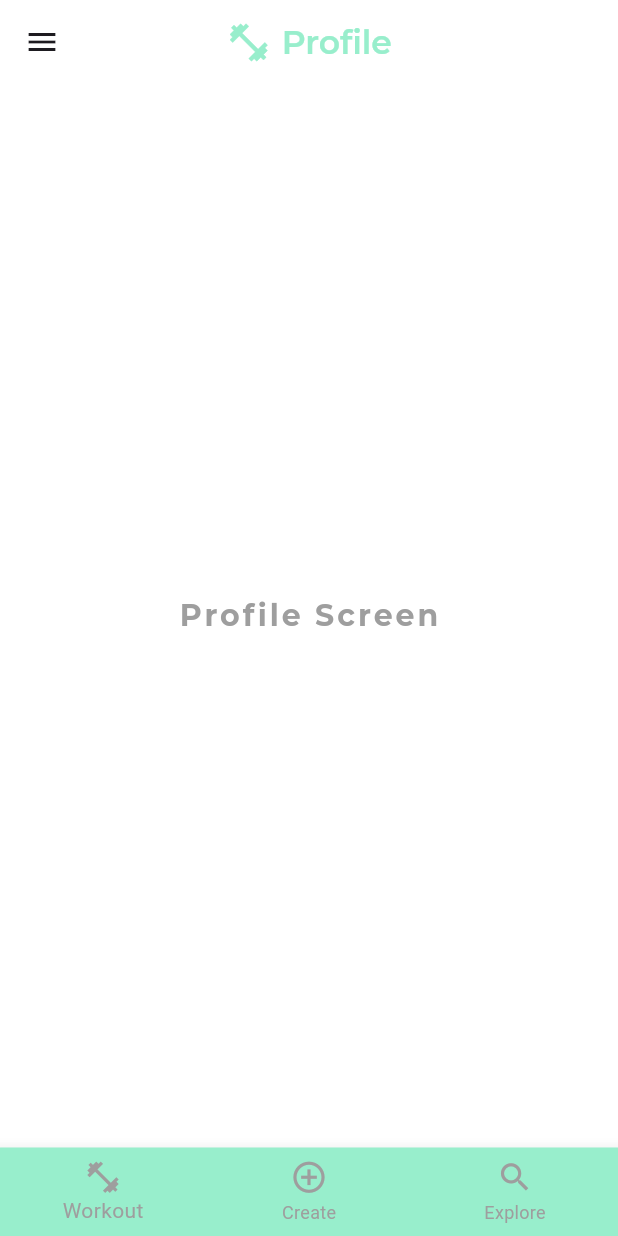
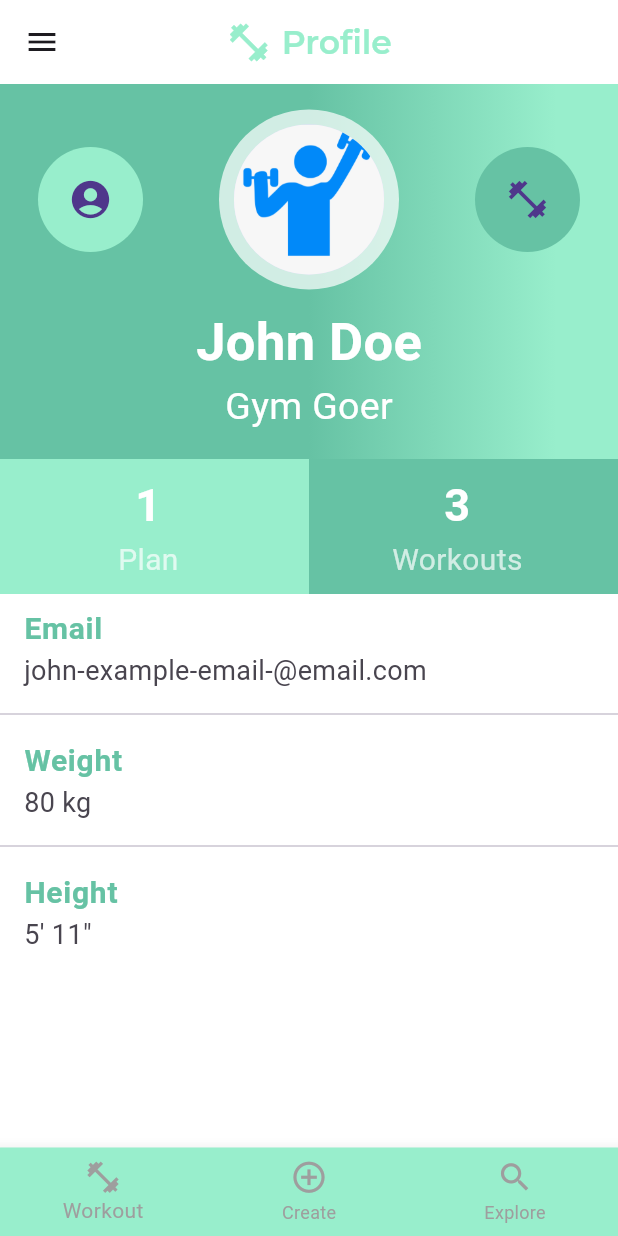
Before and after one commit to mcdgwk/gyrnal, a Flutter app: the ProfileScreen screen opened by its route, on a phone screen of 412 x 824 dp. Run offline on Flutter 3.47's test engine with Material 3 defaults, Android fonts, the phone set to English and light mode, and no system bars; our stand-ins replace carousel_slider, settings_ui, sqflite; accounts and stored records are empty.

Commit message:
implemented profile screen

```diff
--- a/lib/screens/profile.dart
+++ b/lib/screens/profile.dart
@@ -1,4 +1,4 @@
-// ignore_for_file: prefer_const_constructors
+// ignore_for_file: prefer_const_constructors, prefer_const_literals_to_create_immutables
 
 import 'package:flutter/material.dart';
 import 'package:gyrnal_workout_app/screens/create.dart';
@@ -39,7 +39,8 @@ class _ProfileScreenState extends State<ProfileScreen> {
 
   @override
   Widget build(BuildContext context) {
-    // TODO: Define _selectedPageIndex and _selectPage if navigation logic is needed
+   // get theme data
+   final ThemeData theme = Theme.of(context);
 
     return Scaffold(
       // side menu drawer
@@ -48,30 +49,190 @@ class _ProfileScreenState extends State<ProfileScreen> {
       appBar:GyrnalAppBar(
         title: 'Profile',
       ),
-      body: Center(
-        child: Text(
-          'Profile Screen',
-          style: TextStyle(
-            fontSize: 20.0,
-            fontWeight: FontWeight.bold,
-            letterSpacing: 2.0,
-            color: Colors.grey,
-            fontFamily: 'Montserrat',
+      body: ListView(
+        children: <Widget>[
+          Container(
+            height: 250,
+            decoration: BoxDecoration(
+              gradient: LinearGradient(
+                // todo chsnge
+                colors: [theme.secondaryHeaderColor, theme.primaryColor],
+                begin: Alignment.centerLeft,
+                end: Alignment.centerRight,
+                stops: [0.5, 0.9],
+              ),
+            ),
+            child: Column(
+              crossAxisAlignment: CrossAxisAlignment.center,
+              mainAxisAlignment: MainAxisAlignment.center,
+              children: <Widget>[
+                Row(
+                  mainAxisAlignment: MainAxisAlignment.spaceAround,
+                  children: <Widget>[
+                    CircleAvatar(
+                      backgroundColor: theme.primaryColor,
+                      minRadius: 35.0,
+                      child: Icon(
+                          Icons.account_circle,
+                          size: 30.0
+                      ),
+                    ),
+                    CircleAvatar(
+                      backgroundColor: Colors.white70,
+                      minRadius: 60.0,
+                      child: CircleAvatar(
+                        radius: 50.0,
+                        backgroundImage:
+                        // image reference - https://clipground.com/people-working-out-clipart.html
+                        AssetImage('assets/john-doe-profile-pic.png'),
+                      ),
+                    ),
+                    CircleAvatar(
+                      backgroundColor: theme.secondaryHeaderColor,
+                      minRadius: 35.0,
+                      child: Icon(
+                          Icons.fitness_center,
+                          size: 30.0
+                      ),
+                    ),
+                  ],
+                ),
+                SizedBox(
+                  height: 10,
+                ),
+                Text(
+                  'John Doe',
+                  style: TextStyle(
+                    fontSize: 35,
+                    fontWeight: FontWeight.bold,
+                    color: Colors.white,
+                  ),
+                ),
+                Text(
+                  'Gym Goer',
+                  style: TextStyle(
+                    color: Colors.white,
+                    fontSize: 25,
+                  ),
+                )
+              ],
+            ),
           ),
-        ),
+          Container(
+            child: Row(
+              children: <Widget> [
+                Expanded(child: Container(
+                  color: theme.primaryColor,
+                  child: ListTile(
+                    title: Text(
+                      '1',
+                      textAlign: TextAlign.center,
+                      style: TextStyle(
+                        fontWeight: FontWeight.bold,
+                        fontSize: 30,
+                        color: Colors.white,
+                      ),
+                    ),
+                    subtitle: Text(
+                      'Plan',
+                      textAlign: TextAlign.center,
+                      style: TextStyle(
+                        fontSize: 20,
+                        color: Colors.white70
+                      ),
+                    ),
+                  ),
+                ),
+              ),
+                Expanded(
+                    child: Container(
+                      color: theme.secondaryHeaderColor,
+                      child: ListTile(
+                        title: Text(
+                          '3',
+                          textAlign: TextAlign.center,
+                          style: TextStyle(
+                            fontWeight: FontWeight.bold,
+                            fontSize: 30,
+                            color: Colors.white,
+                          ),
+                        ),
+                        subtitle: Text(
+                          'Workouts',
+                          textAlign: TextAlign.center,
+                          style: TextStyle(
+                            fontSize: 20,
+                            color: Colors.white70,
+                          ),
+                        ),
+                      ),
+                    ),
+                ),
+            ],
+           ),
+         ),
+          Container(
+            child: Column(
+              children: <Widget>[
+                ListTile(
+                  title: Text(
+                    'Email',
+                    style: TextStyle(
+                      color: theme.secondaryHeaderColor,
+                      fontSize: 20,
+                      fontWeight: FontWeight.bold,
+                    ),
+                  ),
+                  subtitle: Text(
+                    'john-example-email-@email.com',
+                    style: TextStyle(
+                        fontSize: 18
+                  ),
+                ),
+                ),
+                Divider(),
+                ListTile(
+                  title: Text(
+                    'Weight',
+                    style: TextStyle(
+                      color: theme.secondaryHeaderColor,
+                      fontSize: 20,
+                      fontWeight: FontWeight.bold,
+                    ),
+                  ),
+                  subtitle: Text(
+                    '80 kg',
+                    style: TextStyle(
+                      fontSize: 18
+                    ),
+                  ),
+                ),
+                Divider(),
+                ListTile(
+                  title: Text(
+                    'Height',
+                    style: TextStyle(
+                      color: theme.secondaryHeaderColor,
+                      fontSize: 20,
+                      fontWeight: FontWeight.bold,
+                    ),
+                  ),
+                  subtitle: Text(
+                    '5\' 11\"',
+                    style: TextStyle(
+                        fontSize: 18
+                    ),
+                  ),
+                ),
+              ],
+            ),
+          )
+       ],
       ),
       bottomNavigationBar: BottomNavBar(
         selectedIndex: _selectedScreenIndex,
         onSelectPage: _selectScreen,
       ),
-      // floatingActionButton: FloatingActionButton(
-      //   onPressed: () {
-      //     // Define action for FAB todo
-      //   },
-      //   child: const Icon(Icons.add),
-      //   backgroundColor: Colors.lightGreen.shade600,
-      // ),
-      // floatingActionButtonLocation: FloatingActionButtonLocation.centerDocked,
     );
   }
 }
```
Also changed, not shown: assets/john-doe-profile-pic.png (added).
